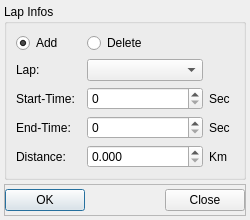
First picture: the form in dialog_lapeditor.ui, repository Tria-Andy/WorkoutEditor, before the edit.
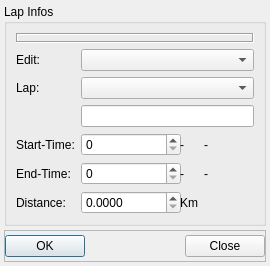
Second picture: the form after the edit.

What changed in the file:
```diff
--- a/dialog_lapeditor.ui
+++ b/dialog_lapeditor.ui
@@ -6,8 +6,8 @@
    <rect>
     <x>0</x>
     <y>0</y>
-    <width>250</width>
-    <height>199</height>
+    <width>270</width>
+    <height>265</height>
    </rect>
   </property>
   <property name="sizePolicy">
@@ -18,13 +18,13 @@
   </property>
   <property name="minimumSize">
    <size>
-    <width>250</width>
+    <width>270</width>
     <height>0</height>
    </size>
   </property>
   <property name="maximumSize">
    <size>
-    <width>250</width>
+    <width>270</width>
     <height>16777215</height>
    </size>
   </property>
@@ -53,31 +53,14 @@
       <string>Lap Infos</string>
      </property>
      <layout class="QGridLayout" name="gridLayout">
-      <item row="0" column="1">
-       <widget class="QRadioButton" name="radioButton_del">
-        <property name="text">
-         <string>Delete</string>
-        </property>
-       </widget>
-      </item>
-      <item row="1" column="0">
+      <item row="3" column="0">
        <widget class="QLabel" name="label">
         <property name="text">
          <string>Lap:</string>
         </property>
        </widget>
       </item>
-      <item row="0" column="0">
-       <widget class="QRadioButton" name="radioButton_add">
-        <property name="text">
-         <string>Add</string>
-        </property>
-        <property name="checked">
-         <bool>true</bool>
-        </property>
-       </widget>
-      </item>
-      <item row="2" column="0">
+      <item row="5" column="0">
        <widget class="QLabel" name="label_2">
         <property name="maximumSize">
          <size>
@@ -90,45 +73,87 @@
         </property>
        </widget>
       </item>
-      <item row="3" column="1">
-       <widget class="QSpinBox" name="spinBox_endtime">
-        <property name="maximum">
-         <number>10000</number>
-        </property>
-       </widget>
-      </item>
-      <item row="3" column="0">
+      <item row="6" column="0">
        <widget class="QLabel" name="label_3">
         <property name="text">
          <string>End-Time:</string>
         </property>
        </widget>
       </item>
-      <item row="2" column="1">
-       <widget class="QSpinBox" name="spinBox_starttime">
-        <property name="maximum">
-         <number>10000</number>
-        </property>
-       </widget>
-      </item>
-      <item row="4" column="0">
+      <item row="7" column="0">
        <widget class="QLabel" name="label_4">
         <property name="text">
          <string>Distance:</string>
         </property>
        </widget>
       </item>
-      <item row="4" column="1">
+      <item row="7" column="1">
        <widget class="QDoubleSpinBox" name="doubleSpinBox_distance">
+        <property name="minimumSize">
+         <size>
+          <width>100</width>
+          <height>0</height>
+         </size>
+        </property>
         <property name="decimals">
-         <number>3</number>
+         <number>4</number>
         </property>
         <property name="maximum">
          <double>199.990000000000009</double>
         </property>
        </widget>
       </item>
-      <item row="2" column="2">
+      <item row="5" column="1">
+       <widget class="QSpinBox" name="spinBox_starttime">
+        <property name="minimumSize">
+         <size>
+          <width>100</width>
+          <height>0</height>
+         </size>
+        </property>
+        <property name="maximum">
+         <number>10000</number>
+        </property>
+       </widget>
+      </item>
+      <item row="4" column="1" colspan="3">
+       <widget class="QLineEdit" name="lineEdit_newName"/>
+      </item>
+      <item row="6" column="1">
+       <widget class="QSpinBox" name="spinBox_endtime">
+        <property name="minimumSize">
+         <size>
+          <width>100</width>
+          <height>0</height>
+         </size>
+        </property>
+        <property name="maximum">
+         <number>10000</number>
+        </property>
+       </widget>
+      </item>
+      <item row="2" column="0">
+       <widget class="QLabel" name="label_edit">
+        <property name="text">
+         <string>Edit:</string>
+        </property>
+       </widget>
+      </item>
+      <item row="2" column="1" colspan="3">
+       <widget class="QComboBox" name="comboBox_edit">
+        <property name="enabled">
+         <bool>true</bool>
+        </property>
+       </widget>
+      </item>
+      <item row="6" column="2">
+       <widget class="QLabel" name="label_6">
+        <property name="text">
+         <string>- </string>
+        </property>
+       </widget>
+      </item>
+      <item row="5" column="2">
        <widget class="QLabel" name="label_5">
         <property name="maximumSize">
          <size>
@@ -137,27 +162,103 @@
          </size>
         </property>
         <property name="text">
-         <string>Sec</string>
+         <string>- </string>
         </property>
        </widget>
       </item>
-      <item row="3" column="2">
-       <widget class="QLabel" name="label_6">
-        <property name="text">
-         <string>Sec</string>
-        </property>
-       </widget>
-      </item>
-      <item row="4" column="2">
+      <item row="7" column="2">
        <widget class="QLabel" name="label_7">
         <property name="text">
          <string>Km</string>
         </property>
        </widget>
       </item>
-      <item row="1" column="1">
+      <item row="6" column="3">
+       <widget class="QLabel" name="label_end">
+        <property name="minimumSize">
+         <size>
+          <width>30</width>
+          <height>0</height>
+         </size>
+        </property>
+        <property name="text">
+         <string>-</string>
+        </property>
+       </widget>
+      </item>
+      <item row="0" column="0" rowspan="2" colspan="4">
+       <widget class="QFrame" name="frame_2">
+        <property name="minimumSize">
+         <size>
+          <width>0</width>
+          <height>10</height>
+         </size>
+        </property>
+        <property name="frameShape">
+         <enum>QFrame::Box</enum>
+        </property>
+        <property name="frameShadow">
+         <enum>QFrame::Sunken</enum>
+        </property>
+        <layout class="QHBoxLayout" name="horizontalLayout_2">
+         <property name="spacing">
+          <number>4</number>
+         </property>
+         <property name="leftMargin">
+          <number>5</number>
+         </property>
+         <property name="topMargin">
+          <number>5</number>
+         </property>
+         <property name="rightMargin">
+          <number>5</number>
+         </property>
+         <property name="bottomMargin">
+          <number>5</number>
+         </property>
+         <item>
+          <widget class="QRadioButton" name="radioButton_add">
+           <property name="text">
+            <string>Add</string>
+           </property>
+           <property name="checked">
+            <bool>true</bool>
+           </property>
+          </widget>
+         </item>
+         <item>
+          <widget class="QRadioButton" name="radioButton_update">
+           <property name="text">
+            <string>Update</string>
+           </property>
+          </widget>
+         </item>
+         <item>
+          <widget class="QRadioButton" name="radioButton_del">
+           <property name="text">
+            <string>Delete</string>
+           </property>
+          </widget>
+         </item>
+        </layout>
+       </widget>
+      </item>
+      <item row="3" column="1" colspan="3">
        <widget class="QComboBox" name="comboBox_lap"/>
       </item>
+      <item row="5" column="3">
+       <widget class="QLabel" name="label_start">
+        <property name="minimumSize">
+         <size>
+          <width>50</width>
+          <height>0</height>
+         </size>
+        </property>
+        <property name="text">
+         <string>-</string>
+        </property>
+       </widget>
+      </item>
      </layout>
     </widget>
    </item>
```
